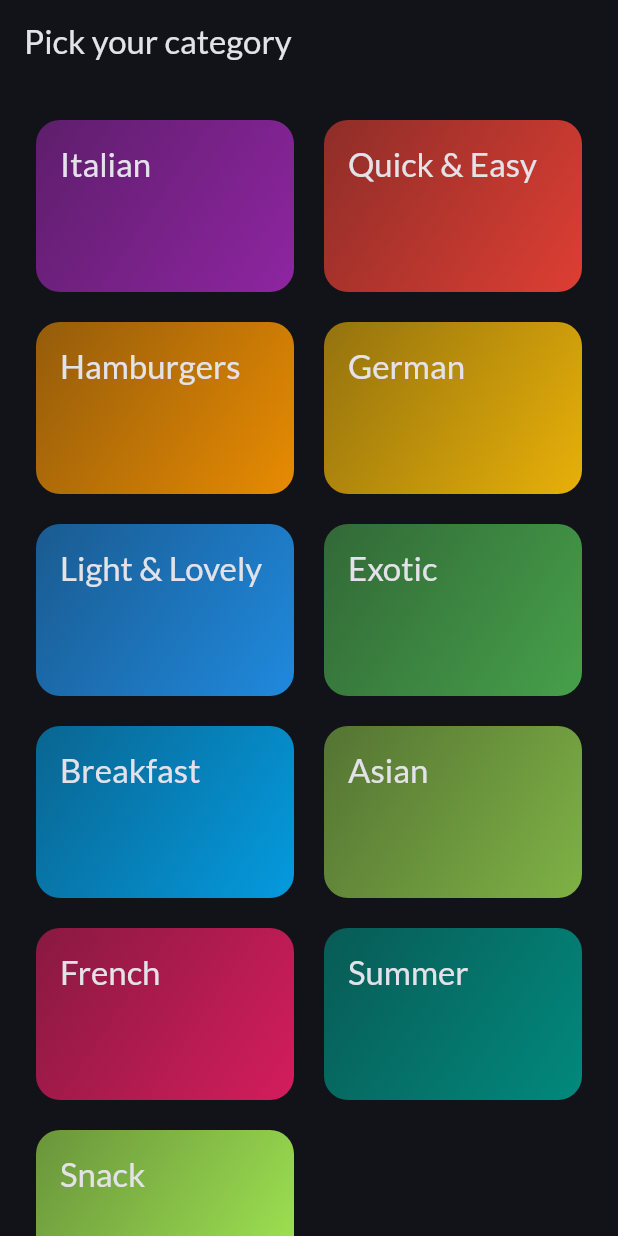
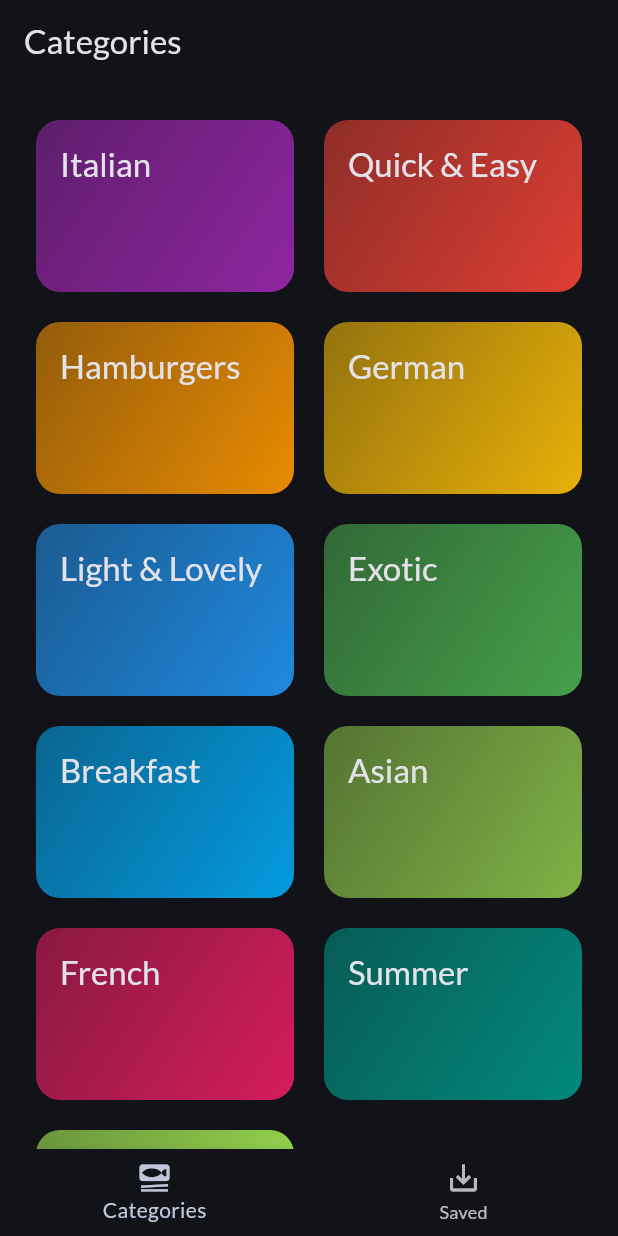
Before and after one commit to Avatbar/Flutter_Meals_App, a Flutter app: the screen it shows after launch, on a phone screen of 412 x 824 dp. Run offline on Flutter 3.47's test engine with Material 2 defaults, Android fonts, the phone set to English and light mode, and no system bars; our stand-ins replace google_fonts, transparent_image.

Commit message:
added BottomNavigationBar with Categories and Saved Meals

```diff
--- a/lib/main.dart
+++ b/lib/main.dart
@@ -1,7 +1,7 @@
 import 'package:flutter/material.dart';
 
 import 'package:google_fonts/google_fonts.dart';
-import 'package:meals_app/screens/categories.dart';
+import 'package:meals_app/screens/tabs.dart';
 
 final theme = ThemeData(
   useMaterial3: true,
@@ -23,7 +23,7 @@ class App extends StatelessWidget {
   Widget build(BuildContext context) {
     return MaterialApp(
         theme: theme,
-        home: const CategoriesScreen(),
+        home: const TabsScreen(),
     );
   }
 }
--- a/lib/screens/categories.dart
+++ b/lib/screens/categories.dart
@@ -21,11 +21,7 @@ class CategoriesScreen extends StatelessWidget {
 
   @override
   Widget build(BuildContext context) {
-    return Scaffold(
-      appBar: AppBar(
-        title: const Text("Pick your category"),
-      ),
-      body: GridView(
+    return GridView(
         padding: const EdgeInsets.all(24),
         gridDelegate: const SliverGridDelegateWithFixedCrossAxisCount(
           crossAxisCount: 2,
@@ -42,7 +38,6 @@ class CategoriesScreen extends StatelessWidget {
               },
             )
         ],
-      ),
-    );
+      );
   }
 }
--- a/lib/screens/meal_detail.dart
+++ b/lib/screens/meal_detail.dart
@@ -11,6 +11,12 @@ class MealDetailScreen extends StatelessWidget {
     return Scaffold(
       appBar: AppBar(
         title: Text(meal.title),
+        actions: [
+          IconButton(
+              onPressed: () {},
+              icon: const Icon(Icons.star),
+          )
+        ],
       ),
       body: ListView(
         children: [
--- /dev/null
+++ b/lib/screens/tabs.dart
@@ -0,0 +1,54 @@
+import 'package:flutter/material.dart';
+import 'package:meals_app/screens/categories.dart';
+import 'package:meals_app/screens/meals.dart';
+
+class TabsScreen extends StatefulWidget {
+  const TabsScreen({super.key});
+
+  @override
+  State<TabsScreen> createState() => _TabsScreenState();
+}
+
+class _TabsScreenState extends State<TabsScreen> {
+  int _selectedPageIndex = 0;
+
+  void _selectPage(int index) {
+    setState(() {
+      _selectedPageIndex = index;
+    });
+  }
+
+  @override
+  Widget build(BuildContext context) {
+    Widget activePage = const CategoriesScreen();
+    var activePageTitle = "Categories";
+
+    if (_selectedPageIndex == 1) {
+      activePage = const MealScreen(
+          meals: [],
+      );
+      activePageTitle = "Your Favorites";
+    }
+
+    return Scaffold(
+      appBar: AppBar(
+          title: Text(activePageTitle),
+      ),
+      body: activePage,
+      bottomNavigationBar: BottomNavigationBar(
+        onTap: _selectPage,
+        currentIndex: _selectedPageIndex,
+        items: const [
+          BottomNavigationBarItem(
+            icon: Icon(Icons.set_meal),
+            label: "Categories",
+          ),
+          BottomNavigationBarItem(
+            icon: Icon(Icons.save_alt),
+            label: "Saved",
+          ),
+        ],
+      ),
+    );
+  }
+}
```
Also changed, not shown: lib/screens/meals.dart (+10 -5 lines).
